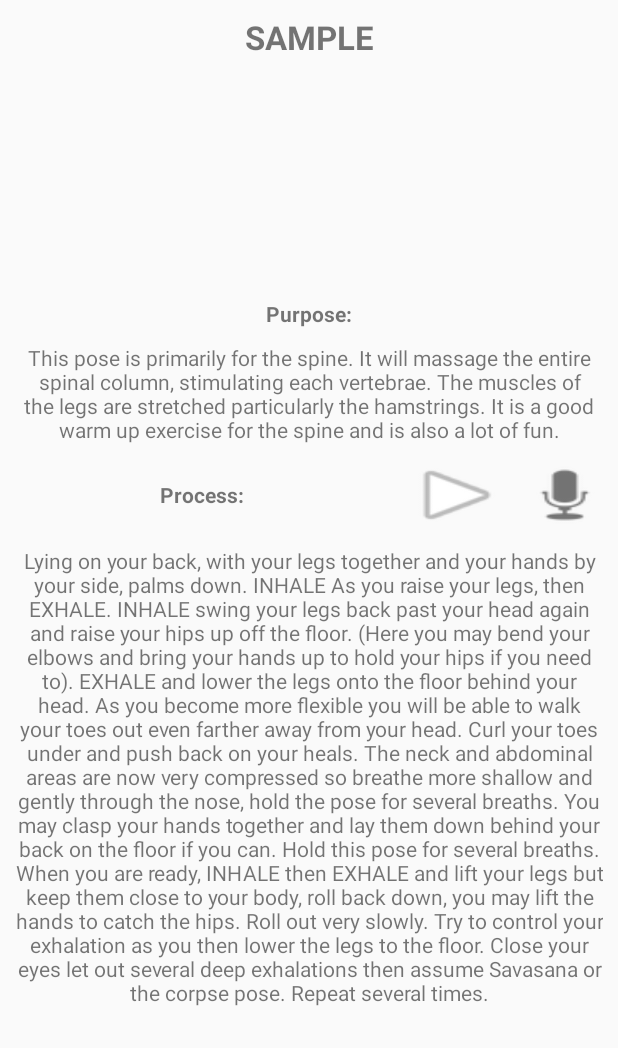
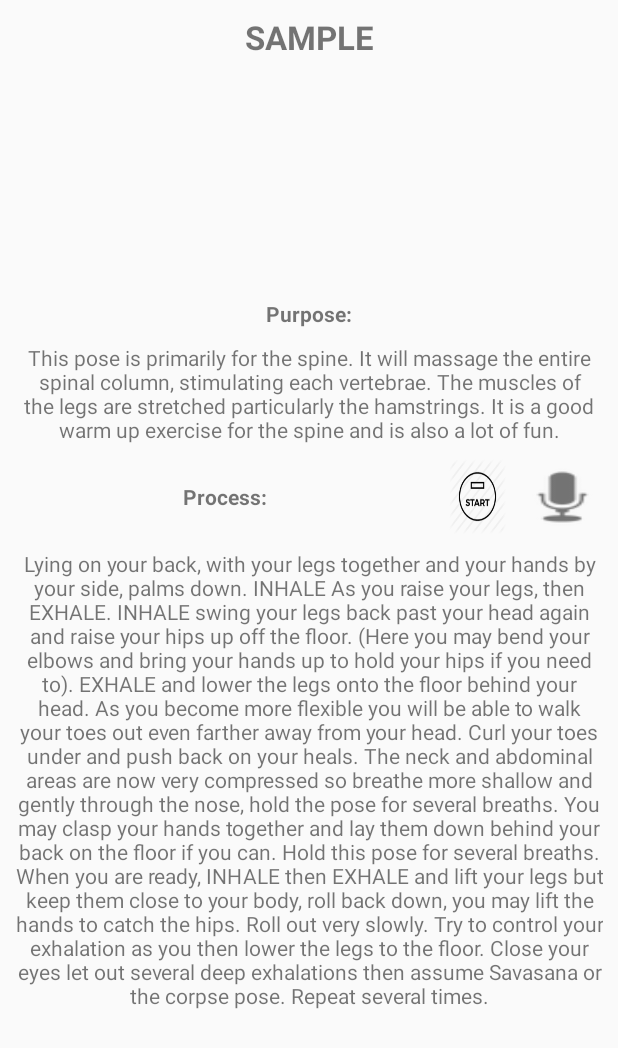
Before and after one commit to replyashu/yogaforall, an Android app: the layout fragment_exercise_main.xml on its own in the app's theme, with its tools: preview values and no code run, on a phone screen of 412 x 824 dp. Shown: the top 1048 px of the screen. Run offline under Robolectric (Android 15) with nearby library versions, the phone set to English and light mode, and no system bars; plain views replace SimpleDraweeView.

```diff
--- a/app/build.gradle
+++ b/app/build.gradle
@@ -7,8 +7,8 @@ android {
         applicationId "ashu.yogaforyou"
         minSdkVersion 15
         targetSdkVersion 24
-        versionCode 7
-        versionName "1.0.4"
+        versionCode 8
+        versionName "1.0.5"
         testInstrumentationRunner "android.support.test.runner.AndroidJUnitRunner"
     }
     buildTypes {
--- a/app/src/main/res/layout/fragment_exercise_main.xml
+++ b/app/src/main/res/layout/fragment_exercise_main.xml
@@ -66,12 +66,12 @@
             android:textStyle="bold"/>
 
         <Button
-            android:layout_width="wrap_content"
-            android:layout_height="wrap_content"
+            android:layout_width="50dp"
+            android:layout_height="50dp"
             android:id="@+id/startProcess"
             android:layout_weight="0.1"
             android:elevation="0dp"
-            android:background="@android:drawable/ic_media_play" />
+            android:background="@drawable/start" />
 
         <Button
             android:layout_width="wrap_content"
```
Also changed, not shown: app/src/main/java/ashu/yogaforyou/fragment/ExerciseFragment.java (+30 -0 lines), app/src/main/res/drawable/start.png (added), 5 other files.
